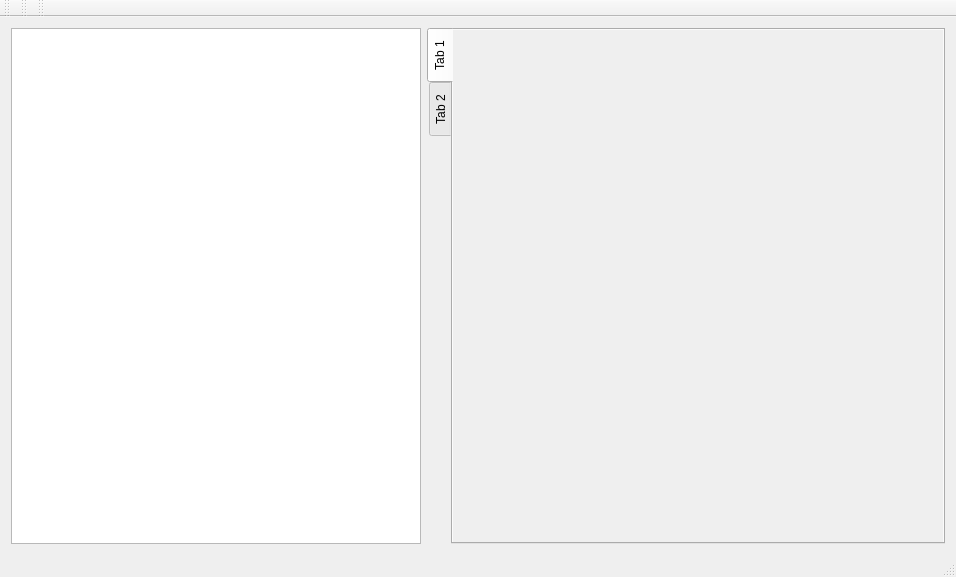
This is source/mainwindow.ui in VogelAnt/SystemMonitor as Qt 5 draws it before an edit. The edited form follows.
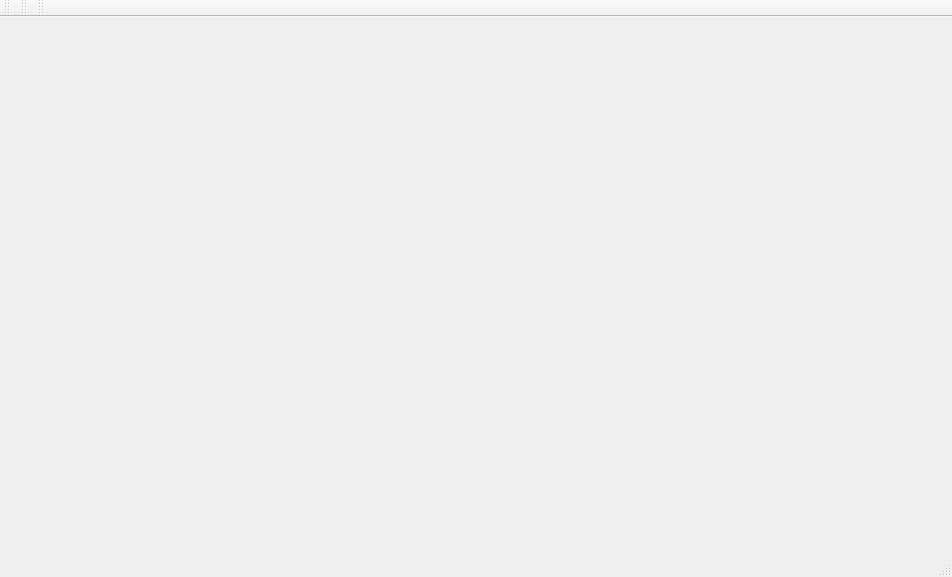
This is the edited form.

Diff of the .ui file:
```diff
--- a/source/mainwindow.ui
+++ b/source/mainwindow.ui
@@ -14,59 +14,7 @@
    <string>MainWindow</string>
   </property>
   <widget class="QWidget" name="centralWidget">
-   <layout class="QHBoxLayout" name="horizontalLayout">
-    <item>
-     <widget class="QTableWidget" name="tableWidget">
-      <property name="minimumSize">
-       <size>
-        <width>410</width>
-        <height>0</height>
-       </size>
-      </property>
-      <property name="maximumSize">
-       <size>
-        <width>402</width>
-        <height>16777215</height>
-       </size>
-      </property>
-     </widget>
-    </item>
-    <item>
-     <widget class="QTabWidget" name="tabWidget">
-      <property name="minimumSize">
-       <size>
-        <width>518</width>
-        <height>500</height>
-       </size>
-      </property>
-      <property name="layoutDirection">
-       <enum>Qt::LeftToRight</enum>
-      </property>
-      <property name="autoFillBackground">
-       <bool>false</bool>
-      </property>
-      <property name="tabPosition">
-       <enum>QTabWidget::West</enum>
-      </property>
-      <property name="currentIndex">
-       <number>0</number>
-      </property>
-      <widget class="QWidget" name="tab">
-       <property name="autoFillBackground">
-        <bool>true</bool>
-       </property>
-       <attribute name="title">
-        <string>Tab 1</string>
-       </attribute>
-      </widget>
-      <widget class="QWidget" name="tab_2">
-       <attribute name="title">
-        <string>Tab 2</string>
-       </attribute>
-      </widget>
-     </widget>
-    </item>
-   </layout>
+   <layout class="QHBoxLayout" name="horizontalLayout"/>
   </widget>
   <widget class="QMenuBar" name="menuBar">
    <property name="geometry">
```
